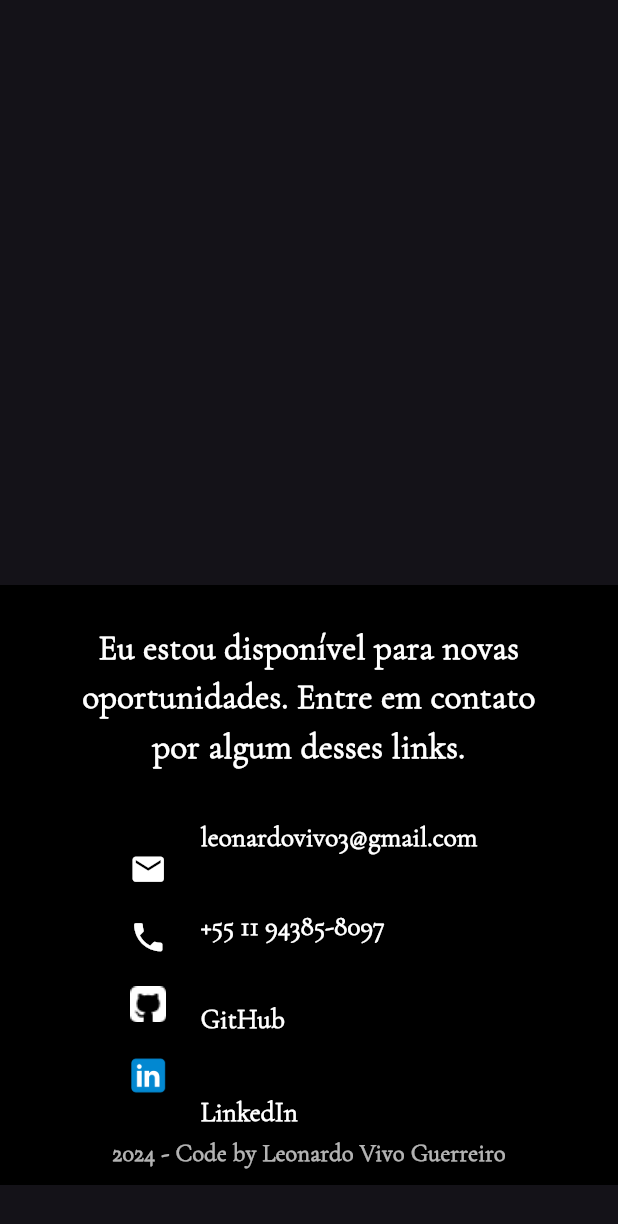
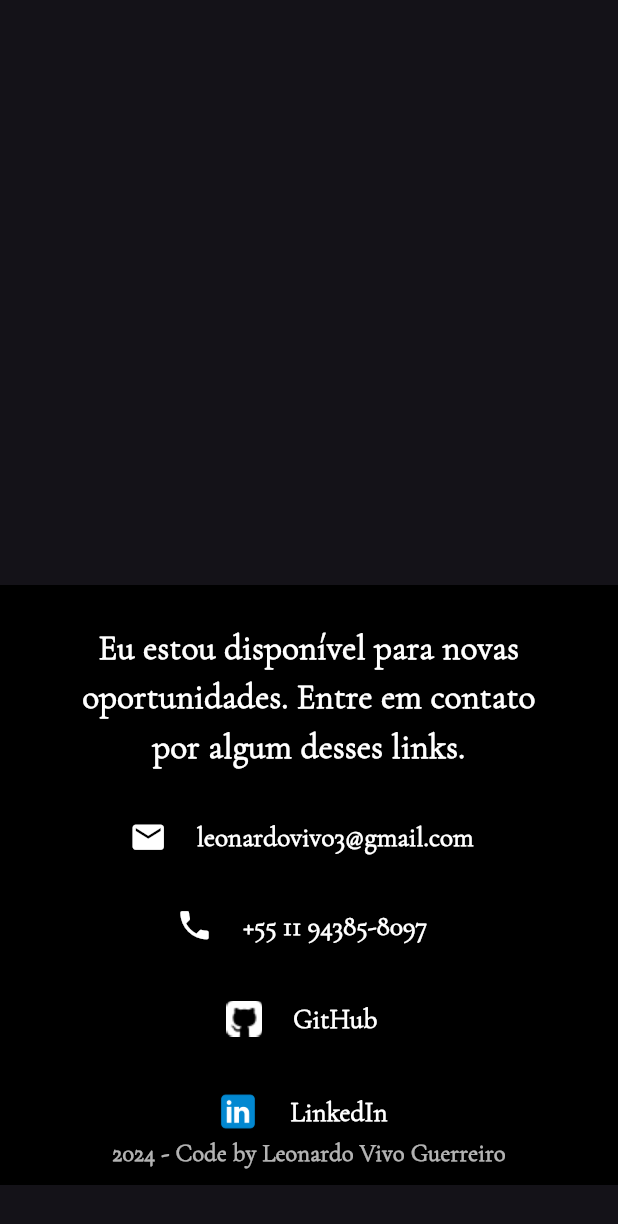
Before and after one commit to leonardovivo/portfolio, a Flutter app: the SectionContact widget shown alone on an empty page, opened directly, on a phone screen of 412 x 824 dp. Shown: the top 1224 px of the screen. Run offline on Flutter 3.47's test engine with Material 3 defaults, Android fonts, the phone set to English and light mode, and no system bars; our stand-ins replace flutter_animate, flutter_svg, scrollable_positioned_list.

Commit message:
Versão dos links so para mobile, para arrumar espaçamento

```diff
--- a/lib/sections/section_contact.dart
+++ b/lib/sections/section_contact.dart
@@ -79,6 +79,79 @@ class SectionContact extends StatelessWidget {
 
   Widget contactLinks({required bool isMobile}) {
     const iconSize = 25.0;
+
+    if (isMobile) {
+      return Column(
+        mainAxisAlignment: MainAxisAlignment.center,
+        children: [
+          Row(
+            mainAxisAlignment: MainAxisAlignment.center,
+            children: [
+              const Icon(
+                Icons.mail,
+                color: Colors.white,
+                size: iconSize,
+              ),
+              const SizedBox(width: 10),
+              LinkTextButton(
+                text: 'leonardovivo3@gmail.com',
+                url: Uri(scheme: 'mailto', path: 'leonardovivo3@gmail.com'),
+              ),
+            ],
+          ),
+          const SizedBox(height: 11),
+          Row(
+            mainAxisAlignment: MainAxisAlignment.center,
+            children: [
+              const Icon(
+                Icons.phone,
+                color: Colors.white,
+                size: iconSize,
+              ),
+              const SizedBox(width: 10),
+              LinkTextButton(
+                text: '+55 11 94385-8097',
+                url: Uri(scheme: 'tel', path: '+5511943858097'),
+              ),
+            ],
+          ),
+          const SizedBox(height: 14),
+          Row(
+            mainAxisAlignment: MainAxisAlignment.center,
+            children: [
+              Image.asset(
+                'assets/icons/github.png',
+                width: iconSize,
+                height: iconSize,
+                color: Colors.white,
+              ),
+              const SizedBox(width: 10),
+              LinkTextButton(
+                text: 'GitHub',
+                url: Uri.parse('https://github.com/leonardovivo'),
+              ),
+            ],
+          ),
+          const SizedBox(height: 14),
+          Row(
+            mainAxisAlignment: MainAxisAlignment.center,
+            children: [
+              Image.asset(
+                'assets/icons/linkedin.png',
+                width: 30,
+                height: 30,
+              ),
+              const SizedBox(width: 10),
+              LinkTextButton(
+                text: 'LinkedIn',
+                url: Uri.parse(
+                    'https://www.linkedin.com/in/leonardo-vivo-guerreiro/'),
+              ),
+            ],
+          ),
+        ],
+      );
+    } else {
       return Row(
         mainAxisAlignment: MainAxisAlignment.center,
         children: [
@@ -88,13 +161,13 @@ class SectionContact extends StatelessWidget {
               const Icon(
                 Icons.mail,
                 color: Colors.white,
-              size: 25,
+                size: iconSize,
               ),
               const SizedBox(height: 20),
               const Icon(
                 Icons.phone,
                 color: Colors.white,
-              size: 25,
+                size: iconSize,
               ),
               const SizedBox(height: 20),
               Image.asset(
@@ -141,3 +214,4 @@ class SectionContact extends StatelessWidget {
       );
     }
   }
+}
```
Lines whose indentation alone changed are shown as unchanged.
